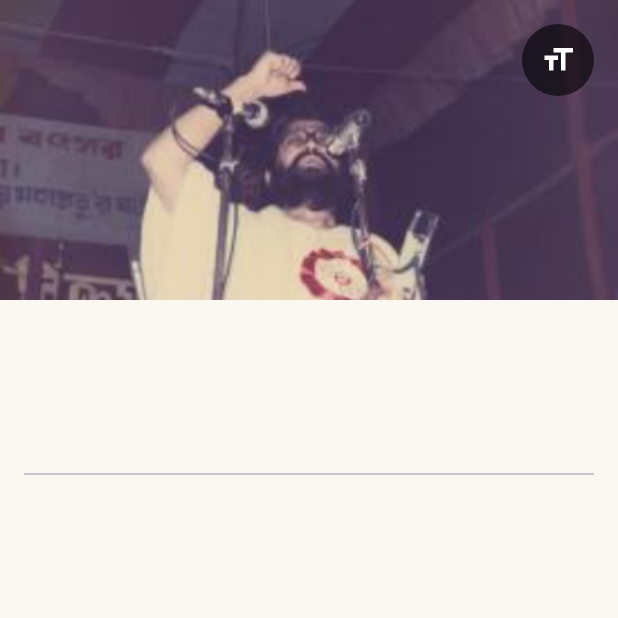
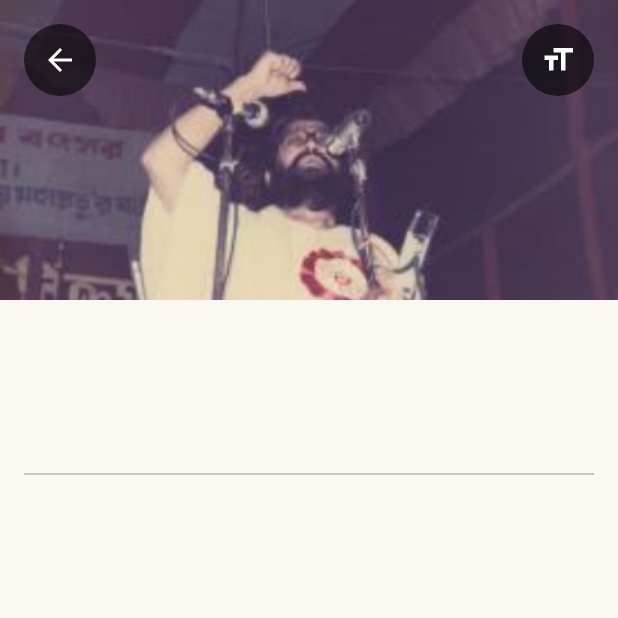
Before and after one commit to UtilityDD/KadaChabuk1, an Android app: the DetailActivity screen opened directly, with no data from a screen before it, on a phone screen of 412 x 824 dp, the top half of it. Run offline under Robolectric (Android 15) with nearby library versions, the phone set to English and light mode, and no system bars.

Commit message:
added back button on chapter detail page.

```diff
--- a/app/src/main/java/com/blackgrapes/kadachabuk/DetailActivity.kt
+++ b/app/src/main/java/com/blackgrapes/kadachabuk/DetailActivity.kt
@@ -35,6 +35,7 @@ class DetailActivity : AppCompatActivity() {
     private var isFullScreen = false
     private lateinit var textViewData: TextView
     private lateinit var fontSettingsButton: ImageButton
+    private lateinit var backButton: ImageButton
     private lateinit var chapterSerial: String
     private lateinit var languageCode: String
 
@@ -61,6 +62,7 @@ class DetailActivity : AppCompatActivity() {
         ViewCompat.setOnApplyWindowInsetsListener(findViewById(android.R.id.content)) { view, insets ->
             val systemBars = insets.getInsets(WindowInsetsCompat.Type.systemBars())
             fontSettingsButton.updatePadding(top = systemBars.top)
+            backButton.updatePadding(top = systemBars.top)
             insets
         }
 
@@ -72,6 +74,7 @@ class DetailActivity : AppCompatActivity() {
         val textViewWriter: TextView = findViewById(R.id.textViewWriter)
         textViewData = findViewById(R.id.textViewData)
         fontSettingsButton = findViewById(R.id.button_font_settings)
+        backButton = findViewById(R.id.button_back)
 
         val heading = intent.getStringExtra("EXTRA_HEADING")
         val date = intent.getStringExtra("EXTRA_DATE")
@@ -88,6 +91,10 @@ class DetailActivity : AppCompatActivity() {
         loadAndApplyFontSize()
         textViewWriter.text = writer
         setupFontSettingsButton()
+
+        backButton.setOnClickListener {
+            onBackPressedDispatcher.onBackPressed()
+        }
 
         // Check for a saved scroll position and prompt the user
         checkForSavedScrollPosition()
--- a/app/src/main/res/layout/activity_detail.xml
+++ b/app/src/main/res/layout/activity_detail.xml
@@ -98,4 +98,18 @@
         app:layout_constraintEnd_toEndOf="parent"
         app:layout_constraintTop_toTopOf="parent" />
 
+
+    <ImageButton
+        android:id="@+id/button_back"
+        android:layout_width="48dp"
+        android:layout_height="48dp"
+        android:layout_marginStart="16dp"
+        android:layout_marginTop="16dp"
+        android:background="@drawable/scrim_background_button"
+        android:contentDescription="Back"
+        android:src="@drawable/ic_arrow_back_black_24"
+        app:tint="@android:color/white"
+        app:layout_constraintStart_toStartOf="parent"
+        app:layout_constraintTop_toTopOf="parent" />
+
 </androidx.constraintlayout.widget.ConstraintLayout>
```
